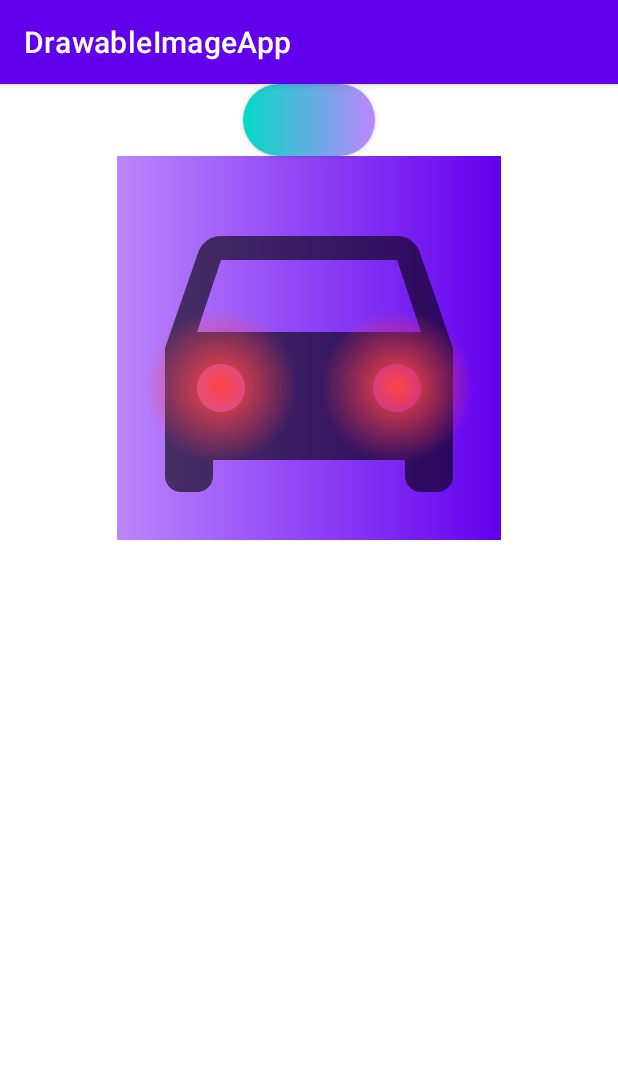
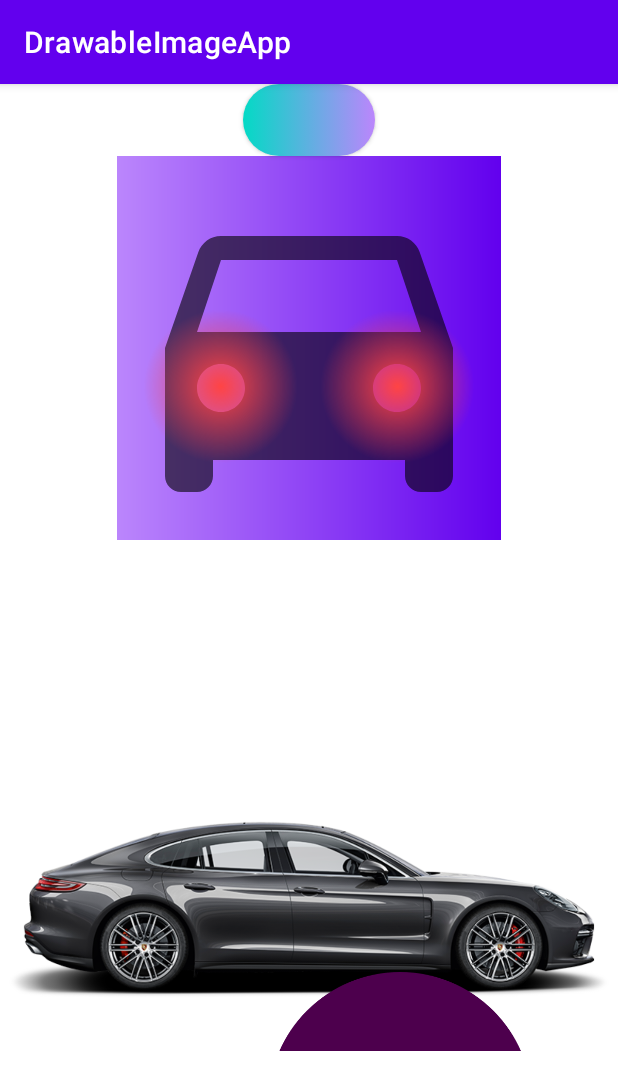
Before and after one commit to a-krasnikov/krasnikov-L18, an Android app: the screen it shows after launch (MainActivity), on a phone screen of 412 x 824 dp. Shown: the top 1090 px of the screen. Run offline under Robolectric (Android 15) with nearby library versions, the phone set to English and light mode, and no system bars.

Commit message:
Add Bitmap

```diff
--- a/app/src/main/java/krasnikov/project/drawableimageapp/MainActivity.kt
+++ b/app/src/main/java/krasnikov/project/drawableimageapp/MainActivity.kt
@@ -1,11 +1,37 @@
 package krasnikov.project.drawableimageapp
 
+import android.graphics.*
 import androidx.appcompat.app.AppCompatActivity
 import android.os.Bundle
+import android.widget.ImageView
+import android.widget.Toast
+import java.io.ByteArrayOutputStream
 
 class MainActivity : AppCompatActivity() {
     override fun onCreate(savedInstanceState: Bundle?) {
         super.onCreate(savedInstanceState)
         setContentView(R.layout.activity_main)
+
+        findViewById<ImageView>(R.id.ivBitmap).setImageBitmap(createBitmap())
+    }
+
+    private fun createBitmap(): Bitmap {
+
+        // create bitmap
+        val bitmapOp = BitmapFactory.Options().apply { inMutable = true }
+        val bitmap = BitmapFactory.decodeResource(resources, R.drawable.porsche, bitmapOp)
+
+        val canvas = Canvas(bitmap)
+        val paint = Paint()
+        paint.color = Color.rgb(77, 0, 77);
+
+        // draw circle on bitmap
+        canvas.drawCircle(777f, 777f, 256f, paint)
+
+        // convert bitmap to ByteArray
+        val outStream = ByteArrayOutputStream()
+        bitmap.compress(Bitmap.CompressFormat.PNG, 0, outStream)
+
+        return bitmap
     }
 }
--- a/app/src/main/res/layout/activity_main.xml
+++ b/app/src/main/res/layout/activity_main.xml
@@ -16,6 +16,7 @@
         app:layout_constraintTop_toTopOf="parent" />
 
     <androidx.appcompat.widget.AppCompatImageView
+        android:id="@+id/appCompatImageView"
         android:layout_width="@dimen/image_size"
         android:layout_height="@dimen/image_size"
         android:src="@drawable/layer_list"
@@ -23,5 +24,13 @@
         app:layout_constraintStart_toStartOf="parent"
         app:layout_constraintTop_toBottomOf="@+id/appCompatButton" />
 
+    <androidx.appcompat.widget.AppCompatImageView
+        android:id="@+id/ivBitmap"
+        android:layout_width="wrap_content"
+        android:layout_height="wrap_content"
+        app:layout_constraintEnd_toEndOf="parent"
+        app:layout_constraintStart_toStartOf="parent"
+        app:layout_constraintTop_toBottomOf="@+id/appCompatImageView" />
+
 
 </androidx.constraintlayout.widget.ConstraintLayout>
```
Also changed, not shown: app/src/main/res/drawable-v24/porsche.png (added).
